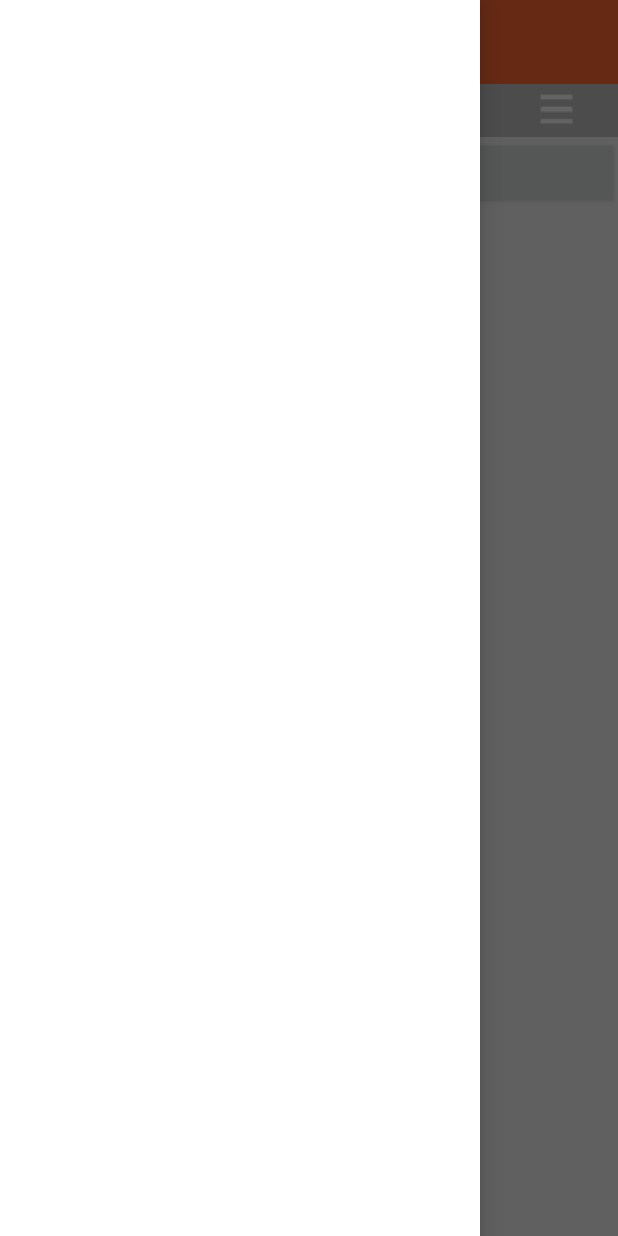
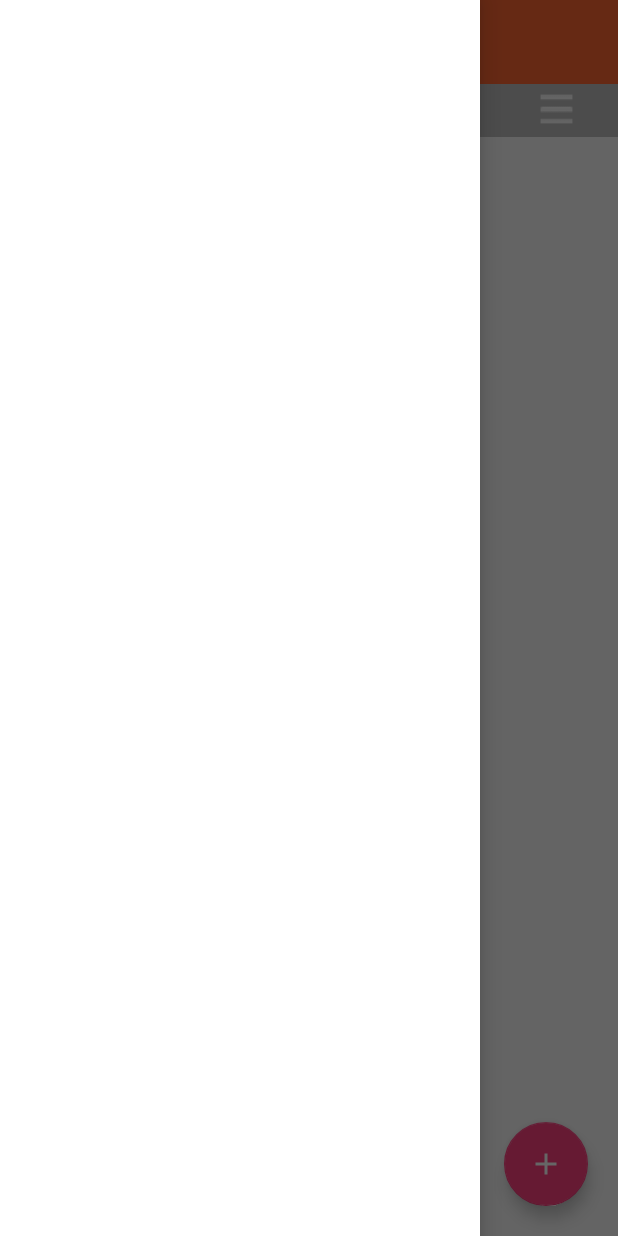
Before and after one commit to 7daysnevermore/SeniorBeautician, an Android app: the screen it shows after launch once a user with an empty profile is signed in (MainActivity), with the side drawer open, on a phone screen of 412 x 824 dp. Run offline under Robolectric (Android 15) with nearby library versions, the phone set to English and light mode, and no system bars; our stand-ins replace Firebase (no records; nobody signed in at launch, a user with empty details on screens opened directly), Picasso; 2 statements that could not run were skipped.

Commit message:
Finish Gallery

```diff
--- a/BeautyBlinkBeautician/app/src/main/java/com/example/nunepc/beautyblinkbeautician/PostGallery.java
+++ b/BeautyBlinkBeautician/app/src/main/java/com/example/nunepc/beautyblinkbeautician/PostGallery.java
@@ -161,11 +161,14 @@ public class PostGallery extends AppCompatActivity {
         super.onActivityResult(requestCode,resultCode,data);
 
         if(requestCode == SELECT_FILE && resultCode == RESULT_OK){
+            dialog.dismiss();
             imageUri = data.getData();
             picpost.setImageURI(imageUri);
 
+
         }
         else if(requestCode == REQUEST_CAMERA && requestCode == RESULT_OK){
+            dialog.dismiss();
             imageUri = data.getData();
             picpost.setImageURI(imageUri);
         }
--- a/BeautyBlinkBeautician/app/src/main/java/com/example/nunepc/beautyblinkbeautician/fragment/GalleryFragment.java
+++ b/BeautyBlinkBeautician/app/src/main/java/com/example/nunepc/beautyblinkbeautician/fragment/GalleryFragment.java
@@ -10,6 +10,7 @@ import android.os.Bundle;
 import android.os.Environment;
 import android.provider.MediaStore;
 import android.support.annotation.Nullable;
+import android.support.design.widget.FloatingActionButton;
 import android.support.v4.app.Fragment;
 import android.support.v7.widget.GridLayoutManager;
 import android.support.v7.widget.LinearLayoutManager;
@@ -62,13 +63,12 @@ import static android.app.Activity.RESULT_OK;
 
 public class GalleryFragment extends Fragment {
 
-    private TextView postP;
     private RecyclerView recyclerView;
     private FirebaseAuth mAuth;
     private FirebaseUser mFirebaseUser;
     private FirebaseAuth.AuthStateListener mAuthListener;
     private DatabaseReference databaseReference;
-    private Button add_photo;
+    private FloatingActionButton add_photo;
 
     public GalleryFragment(){ super(); }
 
@@ -157,7 +157,7 @@ public class GalleryFragment extends Fragment {
         recyclerView.setLayoutManager(mLayoutManager);
 
 
-        add_photo = (Button) rootView.findViewById(R.id.add_photo);
+        add_photo = (FloatingActionButton) rootView.findViewById(R.id.add_photo);
         add_photo.setOnClickListener(new View.OnClickListener() {
             @Override
             public void onClick(View v) {
--- a/BeautyBlinkBeautician/app/src/main/res/layout/fragment_gallery.xml
+++ b/BeautyBlinkBeautician/app/src/main/res/layout/fragment_gallery.xml
@@ -1,19 +1,18 @@
-<RelativeLayout xmlns:android="http://schemas.android.com/apk/res/android"
+<android.support.design.widget.CoordinatorLayout
+    xmlns:android="http://schemas.android.com/apk/res/android"
     xmlns:app="http://schemas.android.com/apk/res-auto"
     android:layout_width="match_parent"
     android:layout_height="match_parent"
-    android:background="#f0f0f0">
+    >
 
-    <LinearLayout
-        android:orientation="vertical"
-        android:layout_width="match_parent"
-        android:layout_height="match_parent">
-
-        <Button
-            android:text="Add gallery"
-            android:layout_width="match_parent"
+        <android.support.design.widget.FloatingActionButton
+            android:id="@+id/add_photo"
+            android:layout_width="wrap_content"
             android:layout_height="wrap_content"
-            android:id="@+id/add_photo" />
+            android:layout_gravity="end|bottom"
+            android:layout_margin="20dp"
+            android:foreground="?attr/selectableItemBackground"
+            android:src="@mipmap/ic_add_white_24dp"/>
 
         <android.support.v7.widget.RecyclerView
             android:id="@+id/recyclerview_gall"
@@ -21,8 +20,8 @@
             android:layout_height="wrap_content"
             android:scrollbars="vertical"
             android:layout_below="@+id/create_pro"
-            android:layout_alignParentStart="true" />
+            android:layout_alignParentStart="true"
+            app:layout_behavior="@string/appbar_scrolling_view_behavior"/>
 
-    </LinearLayout>
 
-</RelativeLayout>
+</android.support.design.widget.CoordinatorLayout>
--- a/BeautyBlinkBeautician/app/src/main/res/values/colors.xml
+++ b/BeautyBlinkBeautician/app/src/main/res/values/colors.xml
@@ -12,5 +12,6 @@
     <color name="even_color">#D8D8D8</color>
     <color name="row_color">#CECCCC</color>
     <color name="hint_text_color">#ABA0A0</color>
+    <color name="white">#FFFFFF</color>
 
 </resources>
```
Also changed, not shown: BeautyBlinkBeautician/app/src/main/res/layout/gallery_row.xml (+9 -13 lines), BeautyBlinkBeautician/app/src/main/res/mipmap-hdpi/ic_add_white_24dp.png (added), BeautyBlinkBeautician/app/src/main/res/mipmap-mdpi/ic_add_white_24dp.png (added), BeautyBlinkBeautician/app/src/main/res/mipmap-xhdpi/ic_add_white_24dp.png (added), BeautyBlinkBeautician/app/src/main/res/mipmap-xxhdpi/ic_add_white_24dp.png (added), BeautyBlinkBeautician/app/src/main/res/mipmap-xxxhdpi/ic_add_white_24dp.png (added).
